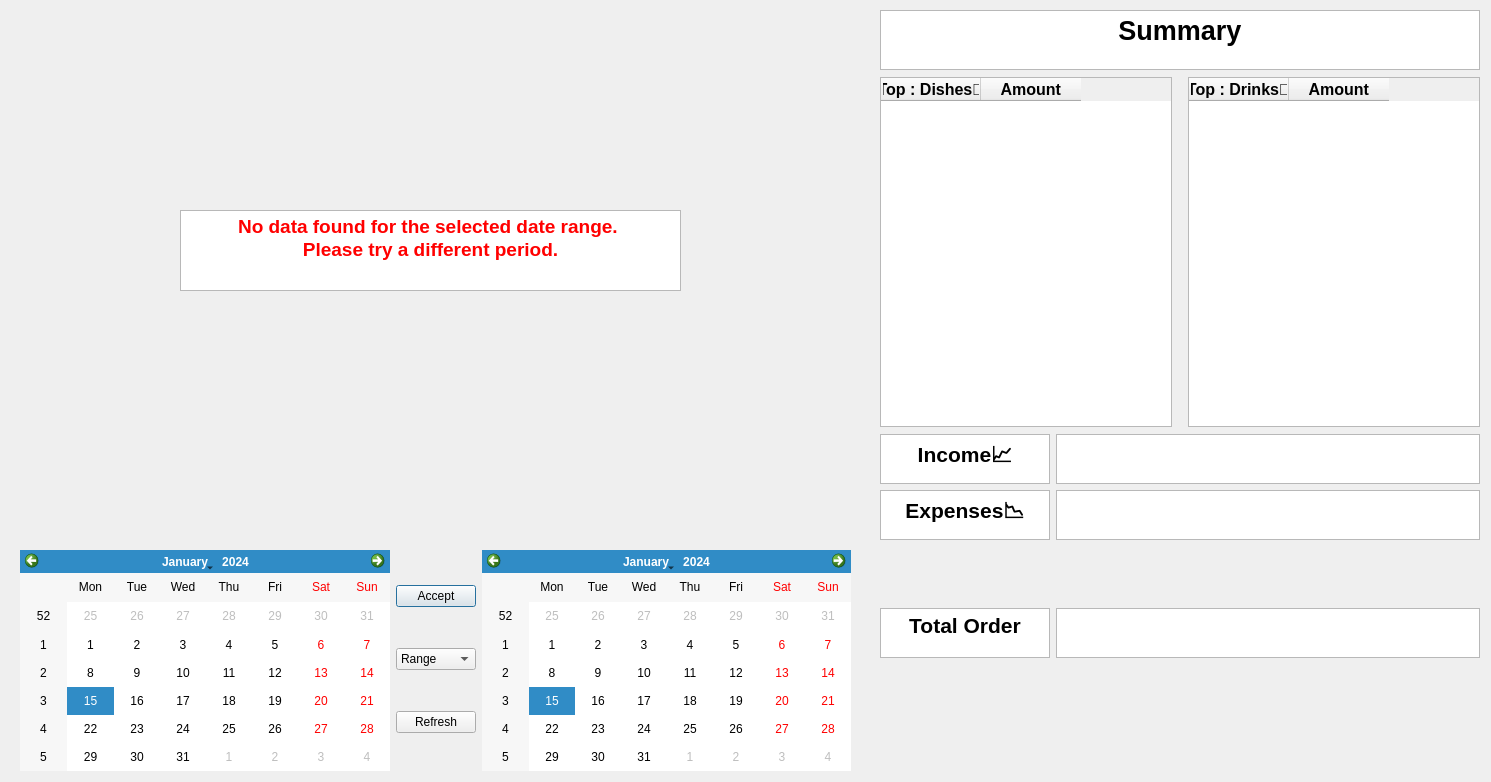
Old version of the form ui/analysis.ui in the repository sriv95/Restaurant-Management.
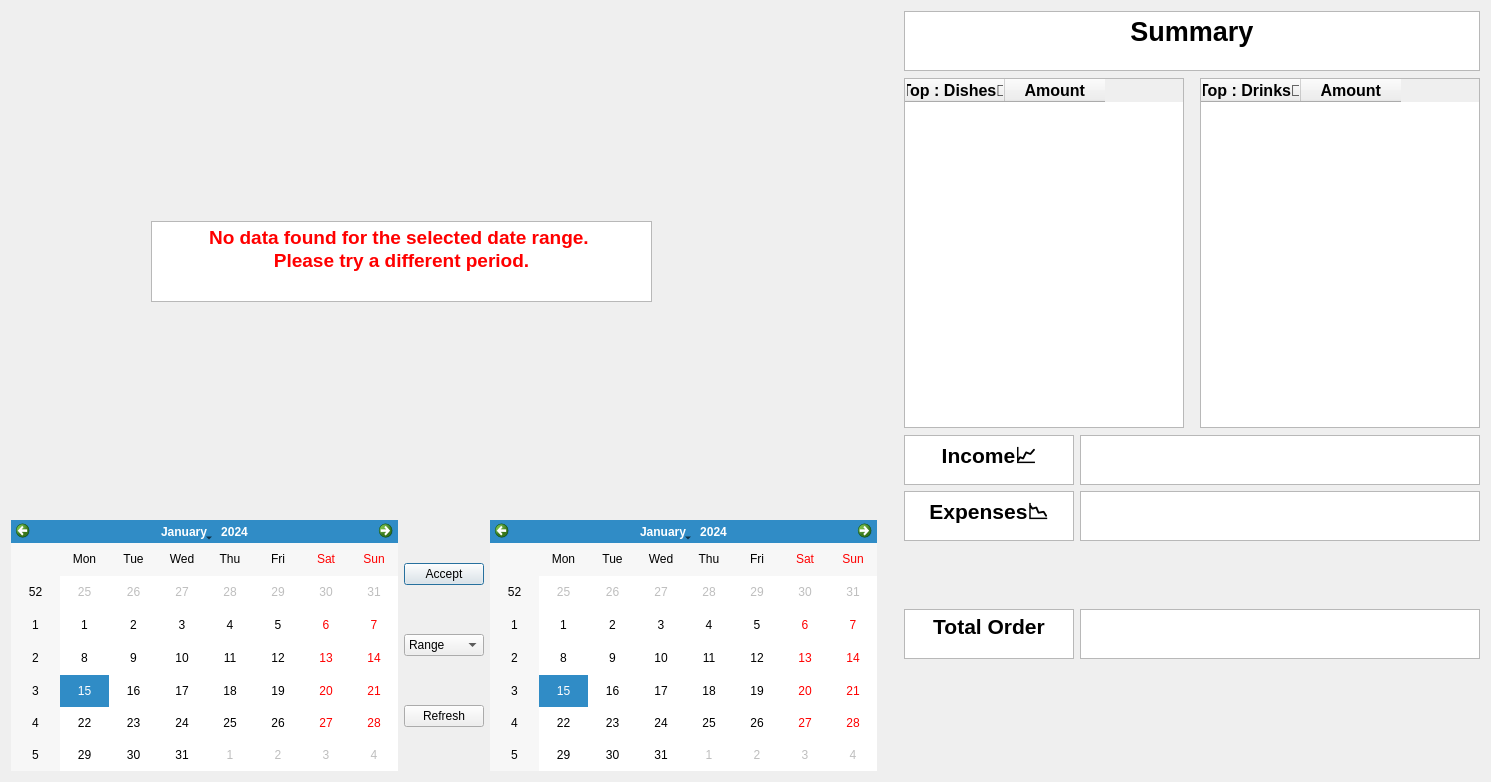
New version of the form.

The edit to the form file:
```diff
--- a/ui/analysis.ui
+++ b/ui/analysis.ui
@@ -13,26 +13,55 @@
   <property name="windowTitle">
    <string>Dialog</string>
   </property>
-  <widget class="QWidget" name="horizontalLayoutWidget">
-   <property name="geometry">
-    <rect>
-     <x>20</x>
-     <y>10</y>
-     <width>831</width>
-     <height>521</height>
-    </rect>
-   </property>
-   <layout class="QHBoxLayout" name="Chart_Layout"/>
-  </widget>
-  <widget class="QWidget" name="horizontalLayoutWidget_2">
+  <layout class="QHBoxLayout" name="horizontalLayout_4" stretch="7,0">
+   <item>
+    <widget class="QWidget" name="WidgetGraph" native="true">
+     <layout class="QVBoxLayout" name="verticalLayout_5" stretch="2,1">
+      <property name="leftMargin">
+       <number>0</number>
+      </property>
+      <property name="topMargin">
+       <number>0</number>
+      </property>
+      <property name="rightMargin">
+       <number>12</number>
+      </property>
+      <property name="bottomMargin">
+       <number>0</number>
+      </property>
+      <item>
+       <layout class="QHBoxLayout" name="Chart_Layout">
+        <item>
+         <widget class="QWidget" name="widget" native="true">
+          <widget class="QTextEdit" name="NO_DATA">
    <property name="geometry">
     <rect>
-     <x>20</x>
-     <y>550</y>
-     <width>831</width>
-     <height>221</height>
-    </rect>
-   </property>
+             <x>140</x>
+             <y>210</y>
+             <width>501</width>
+             <height>81</height>
+            </rect>
+           </property>
+           <property name="readOnly">
+            <bool>true</bool>
+           </property>
+           <property name="html">
+            <string>&lt;!DOCTYPE HTML PUBLIC &quot;-//W3C//DTD HTML 4.0//EN&quot; &quot;http://www.w3.org/TR/REC-html40/strict.dtd&quot;&gt;
+&lt;html&gt;&lt;head&gt;&lt;meta name=&quot;qrichtext&quot; content=&quot;1&quot; /&gt;&lt;meta charset=&quot;utf-8&quot; /&gt;&lt;style type=&quot;text/css&quot;&gt;
+p, li { white-space: pre-wrap; }
+hr { height: 1px; border-width: 0; }
+li.unchecked::marker { content: &quot;\2610&quot;; }
+li.checked::marker { content: &quot;\2612&quot;; }
+&lt;/style&gt;&lt;/head&gt;&lt;body style=&quot; font-family:'Segoe UI'; font-size:9pt; font-weight:400; font-style:normal;&quot;&gt;
+&lt;p align=&quot;center&quot; style=&quot; margin-top:0px; margin-bottom:0px; margin-left:0px; margin-right:0px; -qt-block-indent:0; text-indent:0px;&quot;&gt;&lt;span style=&quot; font-size:14pt; font-weight:700; color:#ff0000;&quot;&gt;No data found for the selected date range. &lt;/span&gt;&lt;/p&gt;
+&lt;p align=&quot;center&quot; style=&quot; margin-top:0px; margin-bottom:0px; margin-left:0px; margin-right:0px; -qt-block-indent:0; text-indent:0px;&quot;&gt;&lt;span style=&quot; font-size:14pt; font-weight:700; color:#ff0000;&quot;&gt;Please try a different period.&lt;/span&gt;&lt;/p&gt;&lt;/body&gt;&lt;/html&gt;</string>
+           </property>
+          </widget>
+         </widget>
+        </item>
+       </layout>
+      </item>
+      <item>
    <layout class="QHBoxLayout" name="horizontalLayout">
     <property name="sizeConstraint">
      <enum>QLayout::SizeConstraint::SetNoConstraint</enum>
@@ -104,40 +133,23 @@
      </widget>
     </item>
    </layout>
-  </widget>
-  <widget class="QTextEdit" name="NO_DATA">
-   <property name="geometry">
-    <rect>
-     <x>180</x>
-     <y>210</y>
-     <width>501</width>
-     <height>81</height>
-    </rect>
-   </property>
-   <property name="readOnly">
-    <bool>true</bool>
-   </property>
-   <property name="html">
-    <string>&lt;!DOCTYPE HTML PUBLIC &quot;-//W3C//DTD HTML 4.0//EN&quot; &quot;http://www.w3.org/TR/REC-html40/strict.dtd&quot;&gt;
-&lt;html&gt;&lt;head&gt;&lt;meta name=&quot;qrichtext&quot; content=&quot;1&quot; /&gt;&lt;meta charset=&quot;utf-8&quot; /&gt;&lt;style type=&quot;text/css&quot;&gt;
-p, li { white-space: pre-wrap; }
-hr { height: 1px; border-width: 0; }
-li.unchecked::marker { content: &quot;\2610&quot;; }
-li.checked::marker { content: &quot;\2612&quot;; }
-&lt;/style&gt;&lt;/head&gt;&lt;body style=&quot; font-family:'Segoe UI'; font-size:9pt; font-weight:400; font-style:normal;&quot;&gt;
-&lt;p align=&quot;center&quot; style=&quot; margin-top:0px; margin-bottom:0px; margin-left:0px; margin-right:0px; -qt-block-indent:0; text-indent:0px;&quot;&gt;&lt;span style=&quot; font-size:14pt; font-weight:700; color:#ff0000;&quot;&gt;No data found for the selected date range. &lt;/span&gt;&lt;/p&gt;
-&lt;p align=&quot;center&quot; style=&quot; margin-top:0px; margin-bottom:0px; margin-left:0px; margin-right:0px; -qt-block-indent:0; text-indent:0px;&quot;&gt;&lt;span style=&quot; font-size:14pt; font-weight:700; color:#ff0000;&quot;&gt;Please try a different period.&lt;/span&gt;&lt;/p&gt;&lt;/body&gt;&lt;/html&gt;</string>
-   </property>
-  </widget>
-  <widget class="QWidget" name="verticalLayoutWidget">
-   <property name="geometry">
-    <rect>
-     <x>880</x>
-     <y>10</y>
-     <width>600</width>
-     <height>761</height>
-    </rect>
-   </property>
+      </item>
+     </layout>
+    </widget>
+   </item>
+   <item>
+    <widget class="QWidget" name="WidgetSummay" native="true">
+     <layout class="QVBoxLayout" name="verticalLayout_6">
+      <property name="topMargin">
+       <number>0</number>
+      </property>
+      <property name="rightMargin">
+       <number>0</number>
+      </property>
+      <property name="bottomMargin">
+       <number>0</number>
+      </property>
+      <item>
    <layout class="QVBoxLayout" name="verticalLayout">
     <item>
      <widget class="QTextEdit" name="text_Summary">
@@ -528,7 +540,11 @@
      </spacer>
     </item>
    </layout>
-  </widget>
+      </item>
+     </layout>
+    </widget>
+   </item>
+  </layout>
  </widget>
  <resources/>
  <connections/>
```
Lines whose indentation alone changed are shown as unchanged.
